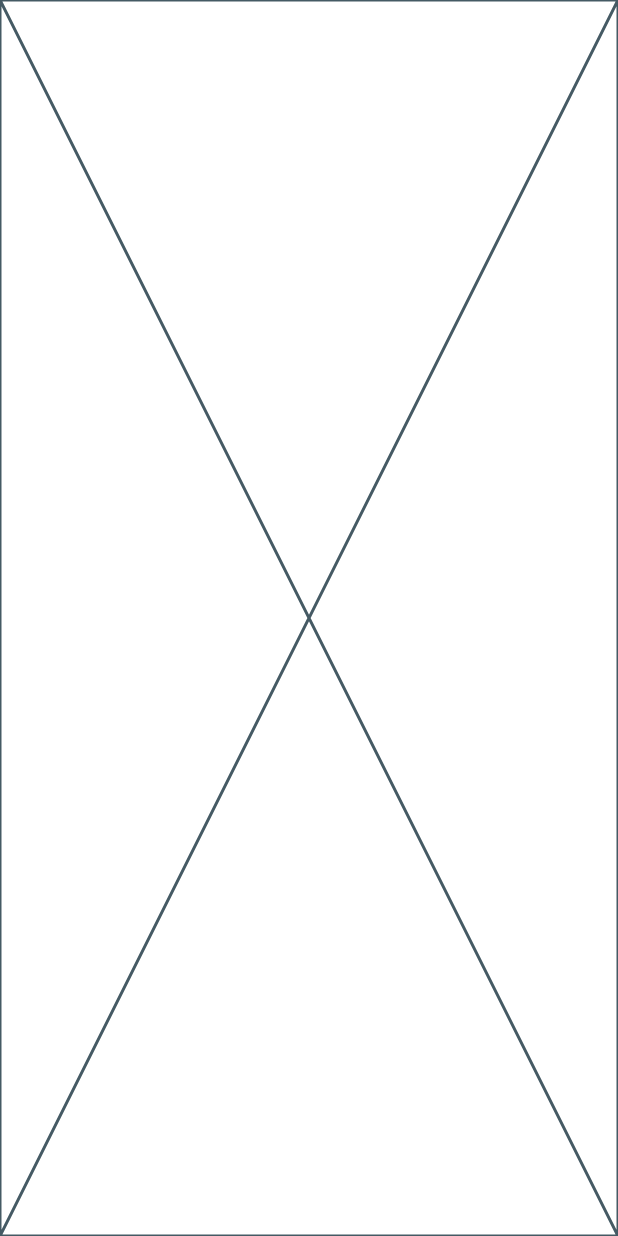
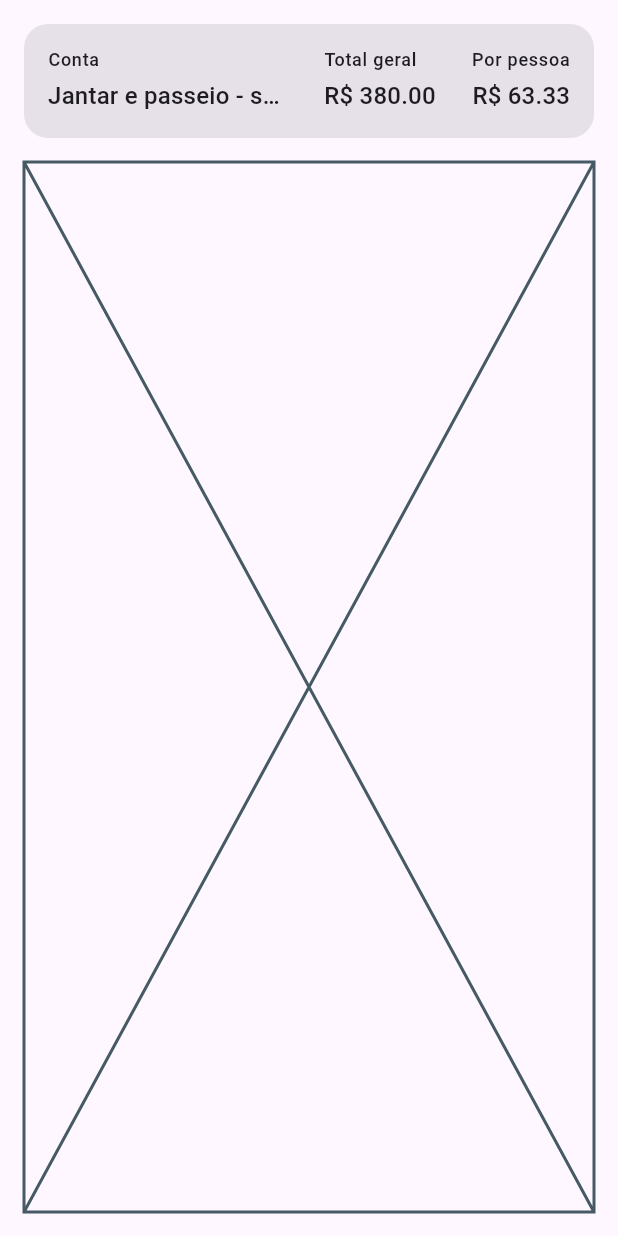
Before and after one commit to lucaskolapouski/mobile-1bim-esw, a Flutter app: the screen it shows after launch, on a phone screen of 412 x 824 dp. Run offline on Flutter 3.47's test engine with Material 3 defaults, Android fonts, the phone set to English and light mode, and no system bars.

Commit message:
feat(LIST-01): estrutura da home com coluna de totais e area reservada para a lista

```diff
--- a/parte2_flutter/lib/screens/home_page.dart
+++ b/parte2_flutter/lib/screens/home_page.dart
@@ -1,10 +1,147 @@
 import 'package:flutter/material.dart';
 
-class HomePage extends StatelessWidget {
+import '../models/conta_compartilhada.dart';
+import '../models/conta_exemplo.dart';
+
+class HomePage extends StatefulWidget {
   const HomePage({super.key});
 
   @override
+  State<HomePage> createState() => _HomePageState();
+}
+
+class _HomePageState extends State<HomePage> {
+  late final ContaCompartilhada _conta;
+
+  @override
+  void initState() {
+    super.initState();
+    _conta = ContaCompartilhadaExemplo.criar();
+  }
+
+  @override
   Widget build(BuildContext context) {
-    return const Placeholder();
+    return Scaffold(
+      body: Padding(
+        padding: const EdgeInsets.all(16),
+        child: Column(
+          mainAxisAlignment: MainAxisAlignment.start,
+          crossAxisAlignment: CrossAxisAlignment.stretch,
+          children: [
+            _ResumoConta(conta: _conta),
+            const SizedBox(height: 16),
+            Expanded(
+              child: Placeholder()
+            ),
+          ],
+        ),
+      ),
+    );
   }
 }
+
+class _ResumoConta extends StatelessWidget {
+  final ContaCompartilhada conta;
+
+  const _ResumoConta({
+    required this.conta,
+  });
+
+  @override
+  Widget build(BuildContext context) {
+    final theme = Theme.of(context);
+
+    return Container(
+      padding: const EdgeInsets.all(16),
+      decoration: BoxDecoration(
+        color: theme.colorScheme.surfaceContainerHighest,
+        borderRadius: BorderRadius.circular(16),
+      ),
+      child: Row(
+        mainAxisAlignment: MainAxisAlignment.spaceBetween,
+        children: [
+          Expanded(
+            child: _NomeConta(nome: conta.nome),
+          ),
+          const SizedBox(width: 24),
+          _ValorResumo(
+            rotulo: 'Total geral',
+            valor: conta.totalGeral,
+          ),
+          const SizedBox(width: 24),
+          _ValorResumo(
+            rotulo: 'Por pessoa',
+            valor: conta.valorPorPessoa,
+            alinhamento: CrossAxisAlignment.end,
+          ),
+        ],
+      ),
+    );
+  }
+}
+
+class _NomeConta extends StatelessWidget {
+  final String nome;
+
+  const _NomeConta({
+    required this.nome,
+  });
+
+  @override
+  Widget build(BuildContext context) {
+    final theme = Theme.of(context);
+
+    return Column(
+      crossAxisAlignment: CrossAxisAlignment.start,
+      children: [
+        Text(
+          'Conta',
+          style: theme.textTheme.labelMedium,
+        ),
+        const SizedBox(height: 4),
+        Text(
+          nome,
+          style: theme.textTheme.titleMedium,
+          maxLines: 1,
+          overflow: TextOverflow.ellipsis,
+        ),
+      ],
+    );
+  }
+}
+
+class _ValorResumo extends StatelessWidget {
+  final String rotulo;
+  final double valor;
+  final CrossAxisAlignment alinhamento;
+
+  const _ValorResumo({
+    required this.rotulo,
+    required this.valor,
+    this.alinhamento = CrossAxisAlignment.start,
+  });
+
+  @override
+  Widget build(BuildContext context) {
+    final theme = Theme.of(context);
+
+    return Column(
+      crossAxisAlignment: alinhamento,
+      children: [
+        Text(
+          rotulo,
+          style: theme.textTheme.labelMedium,
+        ),
+        const SizedBox(height: 4),
+        Text(
+          _formatarMoeda(valor),
+          style: theme.textTheme.titleMedium,
+        ),
+      ],
+    );
+  }
+}
+
+String _formatarMoeda(double valor) {
+  return 'R\$ ${valor.toStringAsFixed(2)}';
+}
```
